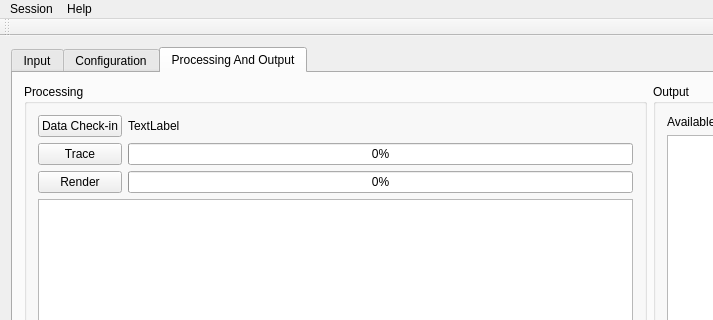
The window that QtGuiApplication/QtGuiApplication.ui (vtcon/GOSIS) describes before a commit, drawn with Qt 5; both pictures show x 0 to 713 and y 0 to 320 of the 961 by 577 pixel window.
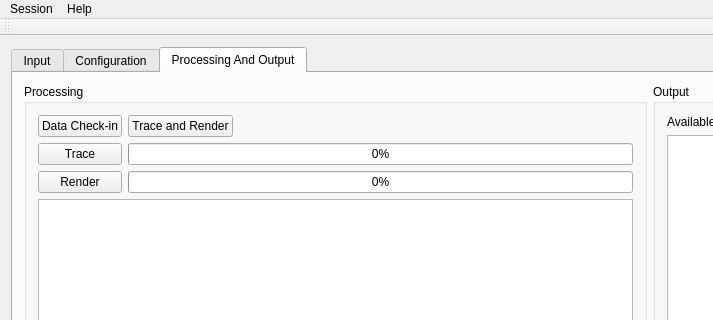
The same window after the commit. The open tabs and pages were chosen to show the change.

Patch:
```diff
--- a/QtGuiApplication/QtGuiApplication.ui
+++ b/QtGuiApplication/QtGuiApplication.ui
@@ -579,6 +579,9 @@
              <property name="text">
               <string>Accept</string>
              </property>
+             <property name="default">
+              <bool>true</bool>
+             </property>
             </widget>
            </item>
            <item row="2" column="2">
@@ -728,6 +731,26 @@
              </property>
             </widget>
            </item>
+           <item row="0" column="1">
+            <widget class="QPushButton" name="pushTraceAndRender">
+             <property name="text">
+              <string>Trace and Render</string>
+             </property>
+            </widget>
+           </item>
+           <item row="0" column="2">
+            <spacer name="horizontalSpacer_3">
+             <property name="orientation">
+              <enum>Qt::Horizontal</enum>
+             </property>
+             <property name="sizeHint" stdset="0">
+              <size>
+               <width>378</width>
+               <height>20</height>
+              </size>
+             </property>
+            </spacer>
+           </item>
            <item row="1" column="0">
             <widget class="QPushButton" name="pushTrace">
              <property name="text">
@@ -735,7 +758,7 @@
              </property>
             </widget>
            </item>
-           <item row="1" column="1">
+           <item row="1" column="1" colspan="2">
             <widget class="QProgressBar" name="progressTrace">
              <property name="value">
               <number>0</number>
@@ -749,23 +772,16 @@
              </property>
             </widget>
            </item>
-           <item row="2" column="1">
+           <item row="2" column="1" colspan="2">
             <widget class="QProgressBar" name="progressRender">
              <property name="value">
               <number>0</number>
              </property>
             </widget>
            </item>
-           <item row="3" column="0" colspan="2">
+           <item row="3" column="0" colspan="3">
             <widget class="QTextEdit" name="textEditProcess"/>
            </item>
-           <item row="0" column="1">
-            <widget class="QLabel" name="labelCheckData">
-             <property name="text">
-              <string>TextLabel</string>
-             </property>
-            </widget>
-           </item>
           </layout>
          </widget>
         </item>
```
